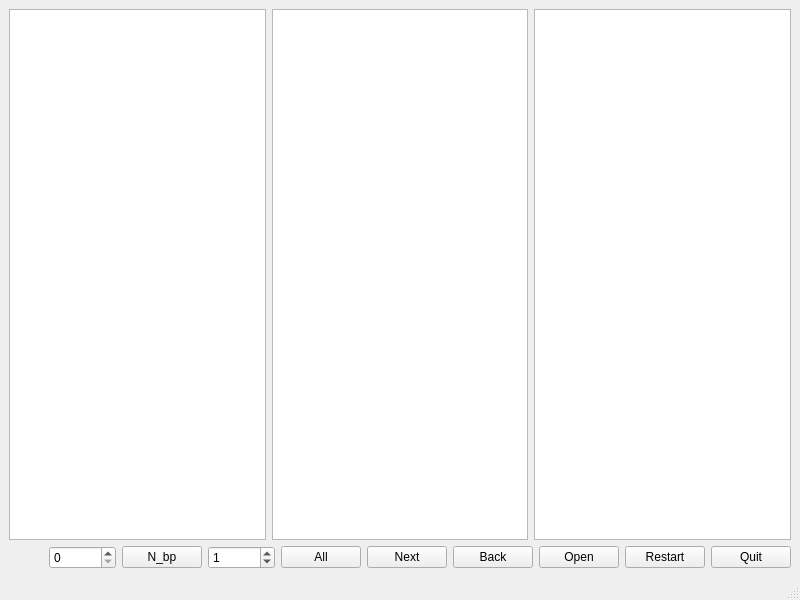
First picture: the form in mainwindow.ui, repository junps/mips_simulator_gui, before the edit.
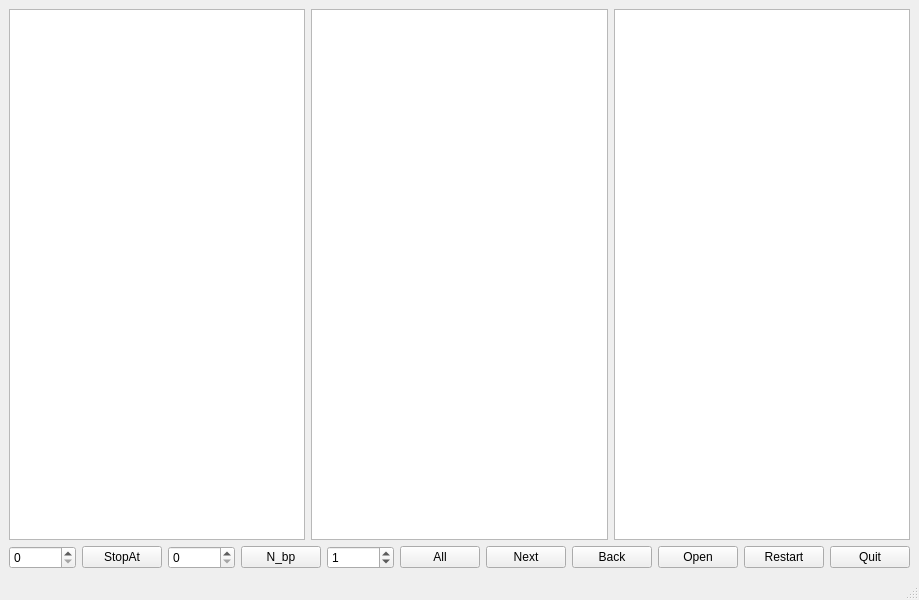
Second picture: the form after the edit.

Commit message: stop at

The edit to the form file:
```diff
--- a/mainwindow.ui
+++ b/mainwindow.ui
@@ -6,7 +6,7 @@
    <rect>
     <x>0</x>
     <y>0</y>
-    <width>800</width>
+    <width>852</width>
     <height>600</height>
    </rect>
   </property>
@@ -45,6 +45,20 @@
           </property>
          </spacer>
         </item>
+        <item>
+         <widget class="QSpinBox" name="spinBox_StopAt">
+          <property name="maximum">
+           <number>1000000000</number>
+          </property>
+         </widget>
+        </item>
+        <item>
+         <widget class="QPushButton" name="pushButton_StopAt">
+          <property name="text">
+           <string>StopAt</string>
+          </property>
+         </widget>
+        </item>
         <item>
          <widget class="QSpinBox" name="spinBox_Nbp">
           <property name="maximum">
```
Left out of the diff: 2 changed lines with no effect on the pictures. The commit also changes 6 other files.
